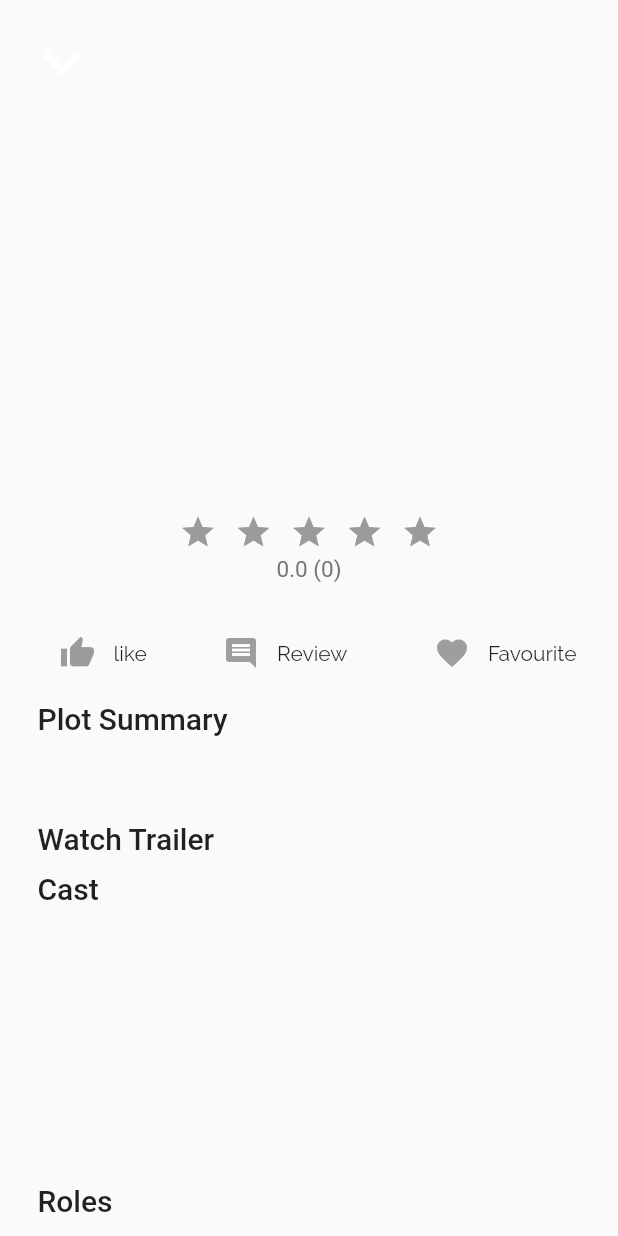
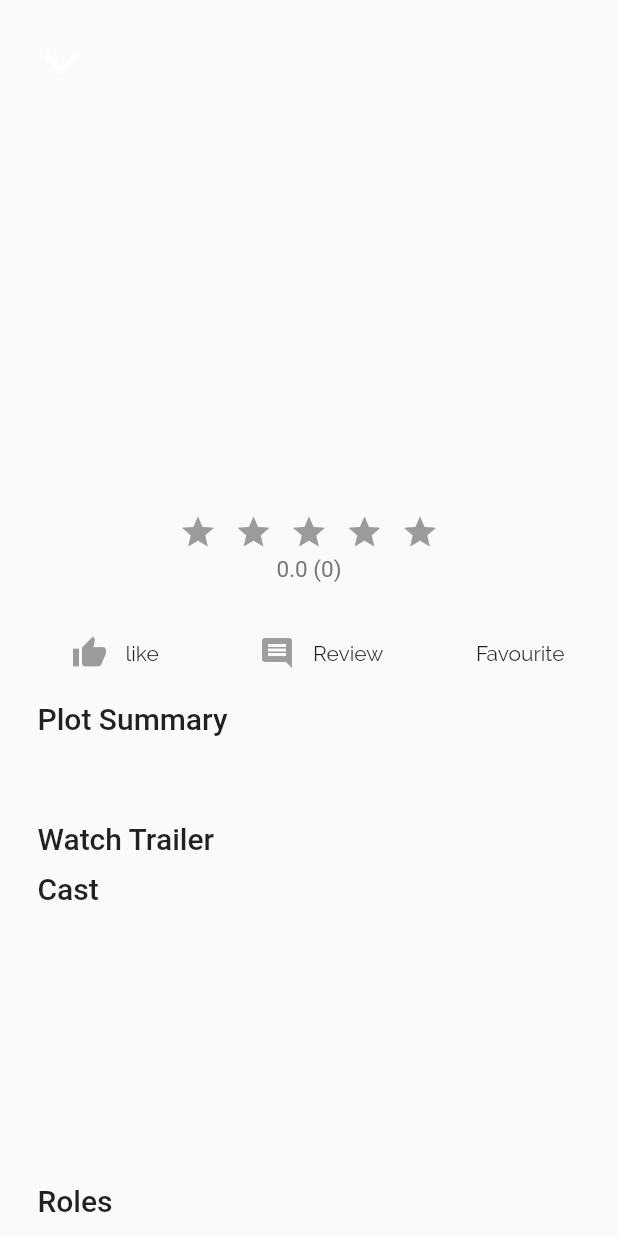
Before and after one commit to Nipun-Dew/Drama-Review-App, a Flutter app: the ItemDetailsScreen screen opened directly with empty values, on a phone screen of 412 x 824 dp. Run offline on Flutter 3.47's test engine with Material 2 defaults, Android fonts, the phone set to English and light mode, and no system bars; drawn by our look-alikes of carousel_slider, flutter_rating_bar; our stand-ins replace flutter_signin_button, jwt_decoder, shared_preferences, youtube_player_flutter; missing offline and left inert: dart:ffi, flutter_web_auth; accounts and stored records are empty; network calls fail; Roboto replaces fonts that are missing (RobotoCondensed-Light).

Commit message:
fav icon cant press until wishlist load

```diff
--- a/lib/screens/items_screen.dart
+++ b/lib/screens/items_screen.dart
@@ -72,6 +72,7 @@ class _ItemDetailsScreenState extends State<ItemDetailsScreen> {
   }
 
   bool isFavourite = false;
+  bool isLoading = true;
   late YoutubePlayerController _controller;
 
   initState() {
@@ -87,12 +88,7 @@ class _ItemDetailsScreenState extends State<ItemDetailsScreen> {
           }
         });
       }
-      // if (favList.isNotEmpty && favList[0].id == widget.id) {
-      //   isFavourite = true;
-      // }
-      // if (favList.isEmpty) {
-      //   isFavourite = false;
-      // }
+      isLoading = false;
     });
 
     _controller = YoutubePlayerController(
@@ -107,14 +103,6 @@ class _ItemDetailsScreenState extends State<ItemDetailsScreen> {
         enableCaption: false,
       ),
     );
-
-    // final favItems = Provider.of<Items>(context, listen: true).getFavItems;
-
-    // favItems.forEach((item) {
-    //   if (wholeItem.id.toString() == item.id.toString()) {
-    //     isFavourite = true;
-    //   }
-    // });
   }
 
   @override
@@ -141,14 +129,6 @@ class _ItemDetailsScreenState extends State<ItemDetailsScreen> {
           "content-type": "application/json",
         },
       );
-
-      // if (response.statusCode == 200) {
-      //   // showDialog<Null>(
-      //   //   context: context,
-      //   //   builder: (ctx) => AlertBox("Item Added Succesfully", "Sucsessfull", ctx),
-      //   // );
-      // } else {}
-
       print(response.statusCode);
       print(response.body);
     } catch (err) {
@@ -192,25 +172,6 @@ class _ItemDetailsScreenState extends State<ItemDetailsScreen> {
 
   @override
   Widget build(BuildContext context) {
-    // setState(() {
-    //   var val = Provider.of<Items>(context, listen: true).getFavItems;
-    //   if (val.isNotEmpty && val[0].id == widget.id) {
-    //     isFavourite = true;
-    //   }
-    //   if (val.isEmpty) {
-    //     isFavourite = false;
-    //   }
-    // });
-
-    // bool isFavourite = false;
-
-    // final favItems = Provider.of<Items>(context).getFavItems;
-
-    // favItems.forEach((item) {
-    //   if (wholeItem.id.toString() == item.id.toString()) {
-    //     isFavourite = true;
-    //   }
-    // });
 
     final authData = Provider.of<Auth>(context);
     final isUserAuth = authData.isAuth;
@@ -344,7 +305,6 @@ class _ItemDetailsScreenState extends State<ItemDetailsScreen> {
                     ratingValues.add(rating);
                     // print(ratingValues);
                     // print(rating);
-
                     callthisOnRating(rating, wholeItem);
                   },
                 ),
@@ -436,7 +396,7 @@ class _ItemDetailsScreenState extends State<ItemDetailsScreen> {
                     Row(
                       mainAxisAlignment: MainAxisAlignment.center,
                       children: <Widget>[
-                        IconButton(
+                        !isLoading ? IconButton(
                           onPressed: () async {
                             setState(() {
                               isFavourite = !isFavourite;
@@ -452,12 +412,6 @@ class _ItemDetailsScreenState extends State<ItemDetailsScreen> {
                                   }
                                 });
                               }
-                              // if (favList!.isNotEmpty && favList[0].id == widget.id) {
-                              //   isFavourite = true;
-                              // }
-                              // if (favList.isEmpty) {
-                              //   isFavourite = false;
-                              // }
                             });
                           },
                           icon: isFavourite
@@ -469,7 +423,7 @@ class _ItemDetailsScreenState extends State<ItemDetailsScreen> {
                                   Icons.favorite,
                                   color: Colors.grey,
                                 ),
-                        ),
+                        ) : SizedBox(),
                         Text("Favourite"),
                       ],
                     )
```
